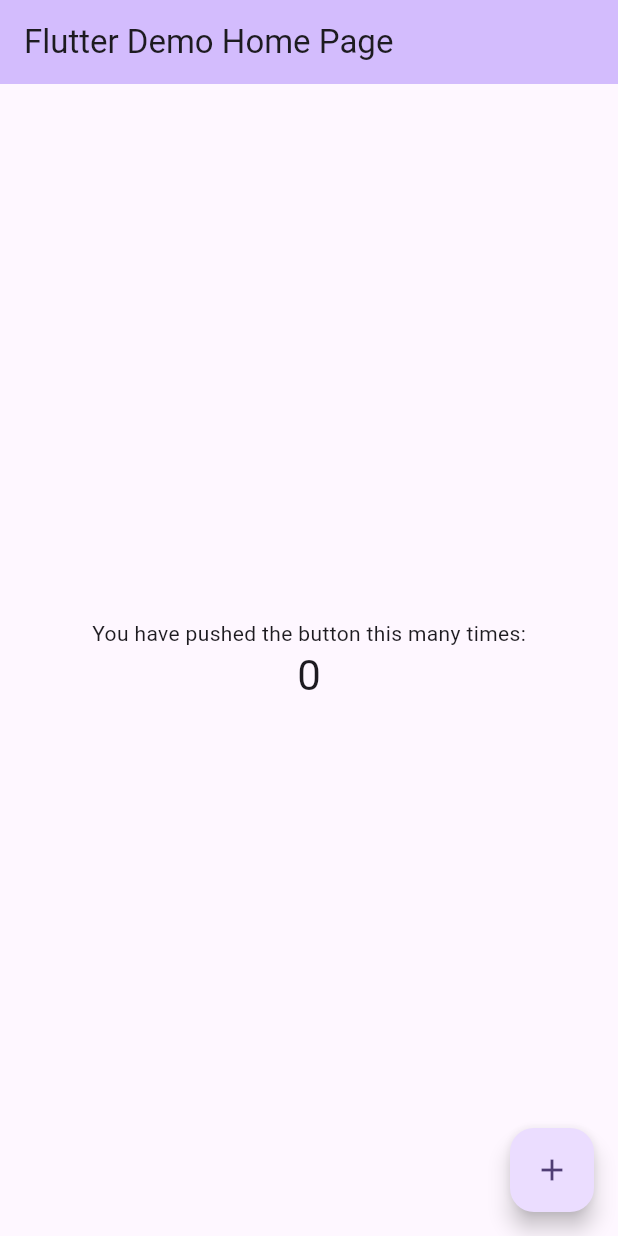
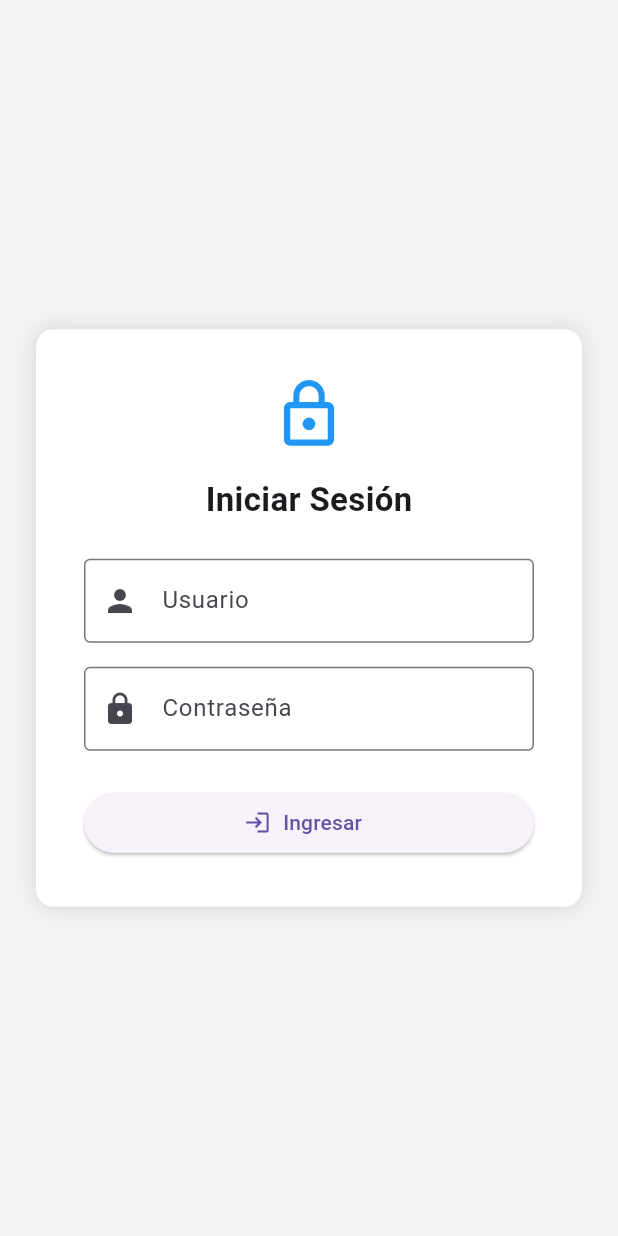
Before and after one commit to CMirianG/SM2_EXAMEN_PRACTICO, a Flutter app: the screen it shows after launch, on a phone screen of 412 x 824 dp. Run offline on Flutter 3.47's test engine with Material 3 defaults, Android fonts, the phone set to English and light mode, and no system bars; our stand-ins replace csv, fl_chart; missing offline and left inert: excel.

Commit message:
avance_1

```diff
--- /dev/null
+++ b/examen_sm2/lib/controllers/auth_controller.dart
@@ -0,0 +1,8 @@
+class AuthController {
+  final String _usuarioValido = "admin";
+  final String _passwordValida = "123456";
+
+  bool login(String usuario, String password) {
+    return usuario == _usuarioValido && password == _passwordValida;
+  }
+}
--- a/examen_sm2/lib/main.dart
+++ b/examen_sm2/lib/main.dart
@@ -1,4 +1,5 @@
 import 'package:flutter/material.dart';
+import 'views/login_view.dart';
 
 void main() {
   runApp(const MyApp());
@@ -7,119 +8,13 @@
 class MyApp extends StatelessWidget {
   const MyApp({super.key});
 
-  // This widget is the root of your application.
   @override
   Widget build(BuildContext context) {
     return MaterialApp(
-      title: 'Flutter Demo',
-      theme: ThemeData(
-        // This is the theme of your application.
-        //
-        // TRY THIS: Try running your application with "flutter run". You'll see
-        // the application has a purple toolbar. Then, without quitting the app,
-        // try changing the seedColor in the colorScheme below to Colors.green
-        // and then invoke "hot reload" (save your changes or press the "hot
-        // reload" button in a Flutter-supported IDE, or press "r" if you used
-        // the command line to start the app).
-        //
-        // Notice that the counter didn't reset back to zero; the application
-        // state is not lost during the reload. To reset the state, use hot
-        // restart instead.
-        //
-        // This works for code too, not just values: Most code changes can be
-        // tested with just a hot reload.
-        colorScheme: ColorScheme.fromSeed(seedColor: Colors.deepPurple),
-        useMaterial3: true,
-      ),
-      home: const MyHomePage(title: 'Flutter Demo Home Page'),
+      title: 'App de Asistencia',
+      debugShowCheckedModeBanner: false,
+      theme: ThemeData(primarySwatch: Colors.blue),
+      home: LoginView(),
     );
   }
 }
-
-class MyHomePage extends StatefulWidget {
-  const MyHomePage({super.key, required this.title});
-
-  // This widget is the home page of your application. It is stateful, meaning
-  // that it has a State object (defined below) that contains fields that affect
-  // how it looks.
-
-  // This class is the configuration for the state. It holds the values (in this
-  // case the title) provided by the parent (in this case the App widget) and
-  // used by the build method of the State. Fields in a Widget subclass are
-  // always marked "final".
-
-  final String title;
-
-  @override
-  State<MyHomePage> createState() => _MyHomePageState();
-}
-
-class _MyHomePageState extends State<MyHomePage> {
-  int _counter = 0;
-
-  void _incrementCounter() {
-    setState(() {
-      // This call to setState tells the Flutter framework that something has
-      // changed in this State, which causes it to rerun the build method below
-      // so that the display can reflect the updated values. If we changed
-      // _counter without calling setState(), then the build method would not be
-      // called again, and so nothing would appear to happen.
-      _counter++;
-    });
-  }
-
-  @override
-  Widget build(BuildContext context) {
-    // This method is rerun every time setState is called, for instance as done
-    // by the _incrementCounter method above.
-    //
-    // The Flutter framework has been optimized to make rerunning build methods
-    // fast, so that you can just rebuild anything that needs updating rather
-    // than having to individually change instances of widgets.
-    return Scaffold(
-      appBar: AppBar(
-        // TRY THIS: Try changing the color here to a specific color (to
-        // Colors.amber, perhaps?) and trigger a hot reload to see the AppBar
-        // change color while the other colors stay the same.
-        backgroundColor: Theme.of(context).colorScheme.inversePrimary,
-        // Here we take the value from the MyHomePage object that was created by
-        // the App.build method, and use it to set our appbar title.
-        title: Text(widget.title),
-      ),
-      body: Center(
-        // Center is a layout widget. It takes a single child and positions it
-        // in the middle of the parent.
-        child: Column(
-          // Column is also a layout widget. It takes a list of children and
-          // arranges them vertically. By default, it sizes itself to fit its
-          // children horizontally, and tries to be as tall as its parent.
-          //
-          // Column has various properties to control how it sizes itself and
-          // how it positions its children. Here we use mainAxisAlignment to
-          // center the children vertically; the main axis here is the vertical
-          // axis because Columns are vertical (the cross axis would be
-          // horizontal).
-          //
-          // TRY THIS: Invoke "debug painting" (choose the "Toggle Debug Paint"
-          // action in the IDE, or press "p" in the console), to see the
-          // wireframe for each widget.
-          mainAxisAlignment: MainAxisAlignment.center,
-          children: <Widget>[
-            const Text(
-              'You have pushed the button this many times:',
-            ),
-            Text(
-              '$_counter',
-              style: Theme.of(context).textTheme.headlineMedium,
-            ),
-          ],
-        ),
-      ),
-      floatingActionButton: FloatingActionButton(
-        onPressed: _incrementCounter,
-        tooltip: 'Increment',
-        child: const Icon(Icons.add),
-      ), // This trailing comma makes auto-formatting nicer for build methods.
-    );
-  }
-}
--- /dev/null
+++ b/examen_sm2/lib/models/asistencia.dart
@@ -0,0 +1,7 @@
+class Asistencia {
+  String nombre;
+  String fecha;
+  String estado;
+
+  Asistencia(this.nombre, this.fecha, this.estado);
+}
--- /dev/null
+++ b/examen_sm2/lib/views/login_view.dart
@@ -0,0 +1,82 @@
+import 'package:flutter/material.dart';
+import 'dashboard_view.dart';
+import '../controllers/auth_controller.dart';
+
+class LoginView extends StatelessWidget {
+  LoginView({super.key});
+
+  final TextEditingController usuarioController = TextEditingController();
+  final TextEditingController passwordController = TextEditingController();
+  final AuthController authController = AuthController();
+
+  @override
+  Widget build(BuildContext context) {
+    return Scaffold(
+      backgroundColor: const Color(0xFFF2F2F2),
+      body: Center(
+        child: Container(
+          padding: const EdgeInsets.all(32),
+          margin: const EdgeInsets.symmetric(horizontal: 24),
+          decoration: BoxDecoration(
+            color: Colors.white,
+            borderRadius: BorderRadius.circular(12),
+            boxShadow: const [
+              BoxShadow(color: Colors.black12, blurRadius: 10),
+            ],
+          ),
+          width: 400,
+          child: Column(
+            mainAxisSize: MainAxisSize.min,
+            children: [
+              const Icon(Icons.lock_outline, size: 50, color: Colors.blue),
+              const SizedBox(height: 16),
+              const Text(
+                "Iniciar Sesión",
+                style: TextStyle(fontSize: 22, fontWeight: FontWeight.bold),
+              ),
+              const SizedBox(height: 24),
+              TextField(
+                controller: usuarioController,
+                decoration: const InputDecoration(
+                  labelText: "Usuario",
+                  border: OutlineInputBorder(),
+                  prefixIcon: Icon(Icons.person),
+                ),
+              ),
+              const SizedBox(height: 16),
+              TextField(
+                controller: passwordController,
+                obscureText: true,
+                decoration: const InputDecoration(
+                  labelText: "Contraseña",
+                  border: OutlineInputBorder(),
+                  prefixIcon: Icon(Icons.lock),
+                ),
+              ),
+              const SizedBox(height: 24),
+              SizedBox(
+                width: double.infinity,
+                child: ElevatedButton.icon(
+                  icon: const Icon(Icons.login),
+                  label: const Text("Ingresar"),
+                  onPressed: () {
+                    if (authController.login(usuarioController.text, passwordController.text)) {
+                      Navigator.pushReplacement(
+                        context,
+                        MaterialPageRoute(builder: (_) => const DashboardView()),
+                      );
+                    } else {
+                      ScaffoldMessenger.of(context).showSnackBar(
+                        const SnackBar(content: Text("Credenciales inválidas")),
+                      );
+                    }
+                  },
+                ),
+              ),
+            ],
+          ),
+        ),
+      ),
+    );
+  }
+}
```
Also changed, not shown: examen_sm2/lib/controllers/asistencia_controller.dart (added, +29 -0 lines), examen_sm2/lib/services/export_service.dart (added, +39 -0 lines), examen_sm2/lib/views/dashboard_view.dart (added, +65 -0 lines), examen_sm2/lib/views/exportar_view.dart (added, +56 -0 lines), examen_sm2/pubspec.yaml (+16 -68 lines), examen_sm2/pubspec.lock, 2 other files.
